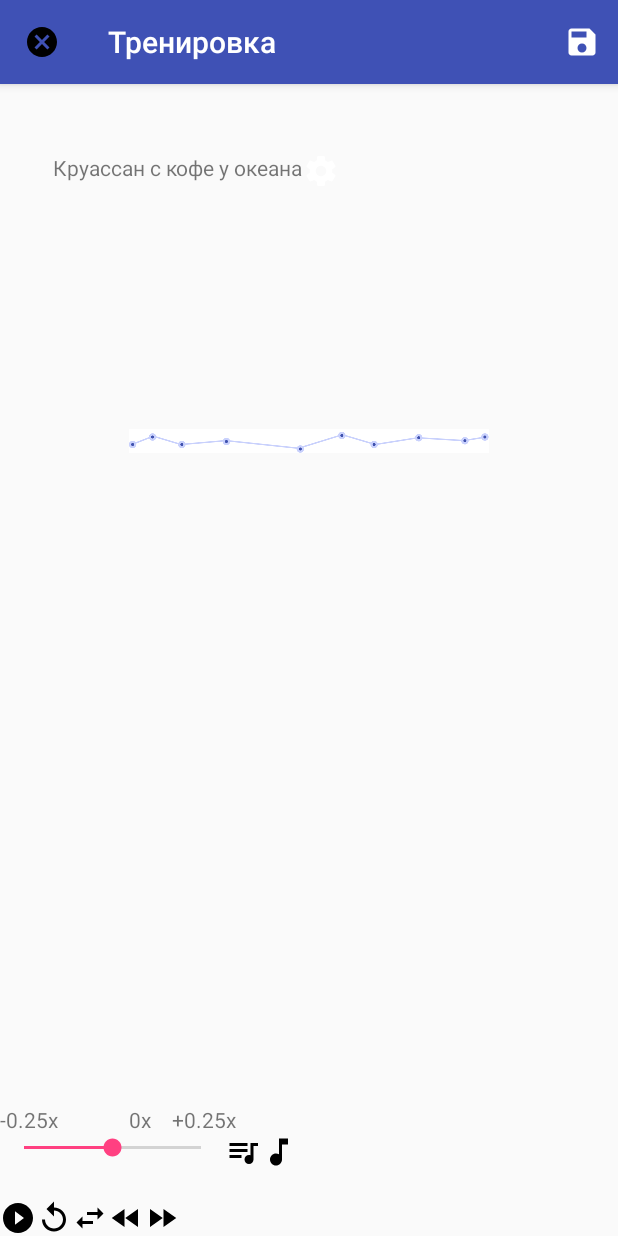
After one commit to mlipkovich/VocalWarmUp, an Android app: the PlayerActivity screen opened directly, with no data from a screen before it, on a phone screen of 412 x 824 dp. The commit adds this screen. Run offline under Robolectric (Android 15) with nearby library versions, the phone set to English and light mode, and no system bars.

Commit message:
VWU-35: Added draft for a player layout

```diff
--- a/app/src/main/AndroidManifest.xml
+++ b/app/src/main/AndroidManifest.xml
@@ -21,6 +21,7 @@
         <activity android:name=".ui.training.library.LibraryCategoryActivity" />
         <activity android:name=".ui.saved.SavedActivity" />
         <activity android:name=".ui.settings.SettingsActivity" />
+        <activity android:name=".ui.PlayerActivity" />
     </application>
 
 </manifest>
--- /dev/null
+++ b/app/src/main/java/com/berniac/vocalwarmup/ui/PlayerActivity.java
@@ -0,0 +1,71 @@
+package com.berniac.vocalwarmup.ui;
+
+import android.os.Bundle;
+import android.support.v7.app.ActionBar;
+import android.support.v7.app.AppCompatActivity;
+import android.view.Menu;
+import android.widget.SeekBar;
+import android.widget.TextView;
+
+import com.berniac.vocalwarmup.R;
+
+
+/**
+ * Created by Mikhail Lipkovich on 12/10/2017.
+ */
+public class PlayerActivity extends AppCompatActivity {
+
+    // TODO: Create appropriate presenter
+
+    // TODO: Remove this ...
+    private static final int SEEK_BAR_ZERO = 25;
+
+    @Override
+    protected void onCreate(Bundle savedInstanceState) {
+        super.onCreate(savedInstanceState);
+        setContentView(R.layout.activity_player);
+
+        ActionBar topBar = getSupportActionBar();
+        // TODO: Sonya: It seems for me that it's better to do all these things in XML using custom styles
+        // but I wasn't able to achieve it.
+        topBar.setTitle("Тренировка");
+        topBar.setDisplayHomeAsUpEnabled(true);
+        topBar.setHomeAsUpIndicator(R.drawable.ic_cancel_black_24px);
+
+        final TextView textView = (TextView) findViewById(R.id.current_tempo_text);
+
+        SeekBar seekBar = (SeekBar) findViewById(R.id.tempo_seek_bar);
+        seekBar.setOnSeekBarChangeListener(new SeekBar.OnSeekBarChangeListener() {
+
+            @Override
+            public void onProgressChanged(SeekBar seekBar, int progress, boolean fromUser) {
+                String sign = progress - SEEK_BAR_ZERO > 0 ? "+" : "-";
+                String text = sign + "0." + String.valueOf(Math.abs(progress - SEEK_BAR_ZERO)) + "x";
+                textView.setText(text);
+            }
+
+            @Override
+            public void onStartTrackingTouch(SeekBar seekBar) {
+
+            }
+
+            @Override
+            public void onStopTrackingTouch(SeekBar seekBar) {
+
+            }
+        });
+    }
+
+    @Override
+    public boolean onSupportNavigateUp() {
+        finish();
+        return true;
+    }
+
+    @Override
+    public boolean onCreateOptionsMenu(Menu menu) {
+        // TODO: Sonya: Isn't it overkill to use Menu here? Wasn't able to put regular button there
+        getMenuInflater().inflate(R.menu.player_top_bar, menu);
+        return super.onCreateOptionsMenu(menu);
+    }
+}
--- a/app/src/main/java/com/berniac/vocalwarmup/ui/training/presets/PresetsListAdapter.java
+++ b/app/src/main/java/com/berniac/vocalwarmup/ui/training/presets/PresetsListAdapter.java
@@ -1,6 +1,7 @@
 package com.berniac.vocalwarmup.ui.training.presets;
 
 import android.content.Context;
+import android.content.Intent;
 import android.support.v7.widget.RecyclerView;
 import android.view.LayoutInflater;
 import android.view.View;
@@ -9,6 +10,7 @@ import android.widget.ImageView;
 import android.widget.TextView;
 
 import com.berniac.vocalwarmup.R;
+import com.berniac.vocalwarmup.ui.PlayerActivity;
 import com.berniac.vocalwarmup.ui.ResourcesProvider;
 import com.berniac.vocalwarmup.ui.training.ItemRowView;
 
@@ -45,16 +47,33 @@ public class PresetsListAdapter extends RecyclerView.Adapter<PresetsListAdapter.
 
     public PresetsListAdapter(PresetsListPresenter presenter, Context context){
         this.presenter = presenter;
+        this.presenter.onAttach(this);
         this.context = context;
     }
 
     @Override
-    public ViewHolder onCreateViewHolder(ViewGroup parent, int viewType) {
+    public ViewHolder onCreateViewHolder(final ViewGroup parent, int viewType) {
         View itemView = LayoutInflater.from(parent.getContext())
                 .inflate(R.layout.item_draw, parent, false);
 
+        itemView.setOnClickListener(new View.OnClickListener() {
+            @Override
+            public void onClick(View v) {
+                RecyclerView list = (RecyclerView) parent;
+                int clickedItemPosition = list.getChildLayoutPosition(v);
+                presenter.onItemClicked(clickedItemPosition);
+            }
+        });
+
         return new ViewHolder(itemView);
     }
+
+    // TODO: Common interface for this and categories adapter with this method
+    public void switchToPlayer() {
+        Intent intent = new Intent(context, PlayerActivity.class);
+        context.startActivity(intent);
+    }
+
 
     @Override
     public void onBindViewHolder(ViewHolder holder, int position) {
--- a/app/src/main/java/com/berniac/vocalwarmup/ui/training/presets/PresetsListPresenter.java
+++ b/app/src/main/java/com/berniac/vocalwarmup/ui/training/presets/PresetsListPresenter.java
@@ -13,12 +13,17 @@ public class PresetsListPresenter {
 
     private IWarmUpRepository repository;
     private HierarchyItem[] draws;
+    private PresetsListAdapter view;
 
     public PresetsListPresenter(IWarmUpRepository repository) {
         this.repository = repository;
 
         // TODO: Separate JSON and method for getting presets
         this.draws = repository.getItemsByHierarchy(Arrays.asList(0, 0));
+    }
+
+    public void onAttach(PresetsListAdapter view) {
+        this.view = view;
     }
 
     public void onBindDrawAtPosition(ItemRowView rowView, int position) {
@@ -29,4 +34,9 @@ public class PresetsListPresenter {
     public int getDrawsCount() {
         return draws.length;
     }
+
+    public void onItemClicked(int clickedItemPosition) {
+        // TODO: Add methods parameters
+        view.switchToPlayer();
+    }
 }
--- /dev/null
+++ b/app/src/main/res/drawable-hdpi/ic_cancel_black_24px.xml
@@ -0,0 +1,11 @@
+<vector xmlns:android="http://schemas.android.com/apk/res/android"
+android:width="24dp"
+android:height="24dp"
+android:viewportWidth="24.0"
+android:viewportHeight="24.0">
+    <path
+    android:fillColor="#000000"
+    android:pathData="M12 2C6.47 2 2 6.47 2 12s4.47 10 10 10 10-4.47 10-10S17.53 2 12 2zm5 13.59L15.59 17 12 13.41 8.41 17 7 15.59 10.59 12 7 8.41 8.41 7 12 10.59 15.59 7 17 8.41 13.41 12 17 15.59z"/>
+    <path
+        android:pathData="M0 0h24v24H0z" />
+</vector>
--- /dev/null
+++ b/app/src/main/res/drawable/ic_fast_forward_black_24px.xml
@@ -0,0 +1,11 @@
+<vector xmlns:android="http://schemas.android.com/apk/res/android"
+    android:width="24dp"
+    android:height="24dp"
+    android:viewportWidth="24.0"
+    android:viewportHeight="24.0">
+    <path
+        android:pathData="M0 0h24v24H0z"/>
+    <path
+        android:fillColor="#000000"
+        android:pathData="M4 18l8.5-6L4 6v12zm9-12v12l8.5-6L13 6z"/>
+</vector>
--- /dev/null
+++ b/app/src/main/res/drawable/ic_fast_rewind_black_24px.xml
@@ -0,0 +1,11 @@
+<vector xmlns:android="http://schemas.android.com/apk/res/android"
+    android:width="24dp"
+    android:height="24dp"
+    android:viewportWidth="24.0"
+    android:viewportHeight="24.0">
+    <path
+        android:pathData="M0 0h24v24H0z"/>
+    <path
+        android:fillColor="#000000"
+        android:pathData="M11 18V6l-8.5 6 8.5 6zm.5-6l8.5 6V6l-8.5 6z"/>
+</vector>
--- /dev/null
+++ b/app/src/main/res/drawable/ic_music_note_black_24px.xml
@@ -0,0 +1,11 @@
+<vector xmlns:android="http://schemas.android.com/apk/res/android"
+    android:width="24dp"
+    android:height="24dp"
+    android:viewportWidth="24.0"
+    android:viewportHeight="24.0">
+    <path
+        android:pathData="M0 0h24v24H0z"/>
+    <path
+        android:fillColor="#000000"
+        android:pathData="M12 3v10.55c-.59-.34-1.27-.55-2-.55-2.21 0-4 1.79-4 4s1.79 4 4 4 4-1.79 4-4V7h4V3h-6z"/>
+</vector>
--- /dev/null
+++ b/app/src/main/res/drawable/ic_play_circle_filled_black_24px.xml
@@ -0,0 +1,11 @@
+<vector xmlns:android="http://schemas.android.com/apk/res/android"
+    android:width="24dp"
+    android:height="24dp"
+    android:viewportWidth="24.0"
+    android:viewportHeight="24.0">
+    <path
+        android:pathData="M0 0h24v24H0z"/>
+    <path
+        android:fillColor="#000000"
+        android:pathData="M12 2C6.48 2 2 6.48 2 12s4.48 10 10 10 10-4.48 10-10S17.52 2 12 2zm-2 14.5v-9l6 4.5-6 4.5z"/>
+</vector>
--- /dev/null
+++ b/app/src/main/res/drawable/ic_queue_music_black_24px.xml
@@ -0,0 +1,11 @@
+<vector xmlns:android="http://schemas.android.com/apk/res/android"
+    android:width="24dp"
+    android:height="24dp"
+    android:viewportWidth="24.0"
+    android:viewportHeight="24.0">
+    <path
+        android:pathData="M0 0h24v24H0z"/>
+    <path
+        android:fillColor="#000000"
+        android:pathData="M15 6H3v2h12V6zm0 4H3v2h12v-2zM3 16h8v-2H3v2zM17 6v8.18c-.31-.11-.65-.18-1-.18-1.66 0-3 1.34-3 3s1.34 3 3 3 3-1.34 3-3V8h3V6h-5z"/>
+</vector>
--- /dev/null
+++ b/app/src/main/res/drawable/ic_replay_black_24px.xml
@@ -0,0 +1,11 @@
+<vector xmlns:android="http://schemas.android.com/apk/res/android"
+    android:width="24dp"
+    android:height="24dp"
+    android:viewportWidth="24.0"
+    android:viewportHeight="24.0">
+    <path
+        android:pathData="M0 0h24v24H0z"/>
+    <path
+        android:fillColor="#000000"
+        android:pathData="M12 5V1L7 6l5 5V7c3.31 0 6 2.69 6 6s-2.69 6-6 6-6-2.69-6-6H4c0 4.42 3.58 8 8 8s8-3.58 8-8-3.58-8-8-8z"/>
+</vector>
--- /dev/null
+++ b/app/src/main/res/drawable/ic_swap_horiz_black_24px.xml
@@ -0,0 +1,11 @@
+<vector xmlns:android="http://schemas.android.com/apk/res/android"
+    android:width="24dp"
+    android:height="24dp"
+    android:viewportWidth="24.0"
+    android:viewportHeight="24.0">
+    <path
+        android:pathData="M0 0h24v24H0z"/>
+    <path
+        android:fillColor="#000000"
+        android:pathData="M6.99 11L3 15l3.99 4v-3H14v-2H6.99v-3zM21 9l-3.99-4v3H10v2h7.01v3L21 9z"/>
+</vector>
--- /dev/null
+++ b/app/src/main/res/layout/activity_player.xml
@@ -0,0 +1,153 @@
+<?xml version="1.0" encoding="utf-8"?>
+<RelativeLayout xmlns:android="http://schemas.android.com/apk/res/android"
+    xmlns:app="http://schemas.android.com/apk/res-auto"
+    xmlns:tools="http://schemas.android.com/tools"
+    android:layout_width="fill_parent"
+    android:layout_height="fill_parent"
+    android:orientation="vertical"
+    android:paddingTop="16dp"
+    android:paddingLeft="0dp"
+    android:paddingRight="0dp"
+    android:dividerPadding="0dp"
+    tools:context="com.berniac.vocalwarmup.ui.PlayerActivity">
+
+    <android.support.design.widget.AppBarLayout
+        android:id="@+id/appbar"
+        android:layout_width="match_parent"
+        android:layout_height="wrap_content"
+        android:theme="@style/PlayerTopBar"/>
+    <!-- TODO: Sonya: I tried to use this^ custom style but it was completely ignored. -->
+
+    <LinearLayout xmlns:android="http://schemas.android.com/apk/res/android"
+        android:layout_width="wrap_content"
+        android:layout_height="wrap_content"
+        android:orientation="horizontal"
+        android:id="@+id/layout_title"
+        android:layout_marginTop="30dp"
+        android:layout_marginLeft="35dp"
+        android:layout_marginStart="35dp"
+        android:layout_below="@+id/appbar"
+        android:layout_alignParentLeft="true"
+        android:layout_alignParentStart="true">
+
+        <TextView android:layout_width="wrap_content"
+            android:layout_height="wrap_content"
+            android:id="@+id/player_draw_title"
+            android:text="Круассан с кофе у океана"/>   <!-- TODO: let it be hardcoded so far -->
+        <ImageView
+            android:layout_width="wrap_content"
+            android:layout_height="wrap_content"
+            android:id="@+id/configure_player_image"
+            android:src="@drawable/ic_settings_black_24px"/>
+    </LinearLayout>
+
+    <ImageView
+        android:layout_width="wrap_content"
+        android:layout_height="wrap_content"
+        android:id="@+id/warm_up_visualization"
+        android:src="@drawable/pattern_visualisation"
+        android:layout_marginTop="160dp"
+        android:layout_below="@+id/layout_title"
+        android:layout_centerHorizontal="true" />
+
+
+    <TextView
+        android:id="@+id/lower_tempo_text"
+        android:layout_width="wrap_content"
+        android:layout_height="wrap_content"
+        android:text="-0.25x"
+        android:layout_above="@+id/layout_tempo"
+        android:layout_alignParentLeft="true"
+        android:layout_alignParentStart="true" />
+
+    <TextView
+        android:id="@+id/current_tempo_text"
+        android:layout_width="wrap_content"
+        android:layout_height="wrap_content"
+        android:text="0x"
+        android:layout_above="@+id/layout_tempo"
+        android:layout_alignLeft="@+id/warm_up_visualization"
+        android:layout_alignStart="@+id/warm_up_visualization" />
+
+    <TextView
+        android:id="@+id/upper_tempo_text"
+        android:layout_width="wrap_content"
+        android:layout_height="wrap_content"
+        android:text="+0.25x"
+        android:layout_marginLeft="14dp"
+        android:layout_marginStart="14dp"
+        android:layout_above="@+id/layout_tempo"
+        android:layout_toRightOf="@+id/current_tempo_text"
+        android:layout_toEndOf="@+id/current_tempo_text" />
+
+
+    <LinearLayout xmlns:android="http://schemas.android.com/apk/res/android"
+        android:layout_width="match_parent"
+        android:layout_height="wrap_content"
+        android:orientation="horizontal"
+        android:id="@+id/layout_tempo"
+        android:layout_above="@+id/layout_control"
+        android:layout_alignParentLeft="true"
+        android:layout_alignParentStart="true"
+        android:layout_marginBottom="20dp">
+
+        <SeekBar
+            android:id="@+id/tempo_seek_bar"
+            android:layout_width="150dp"
+            android:layout_height="wrap_content"
+            android:max="50"
+            android:progress="25"/>
+
+        <ImageView
+            android:layout_width="wrap_content"
+            android:layout_height="wrap_content"
+            android:id="@+id/melody_btn"
+            android:src="@drawable/ic_queue_music_black_24px"/>
+
+        <ImageView
+            android:layout_width="wrap_content"
+            android:layout_height="wrap_content"
+            android:id="@+id/harmony_btn"
+            android:src="@drawable/ic_music_note_black_24px"/>
+    </LinearLayout>
+
+    <LinearLayout xmlns:android="http://schemas.android.com/apk/res/android"
+        android:layout_width="match_parent"
+        android:layout_height="wrap_content"
+        android:orientation="horizontal"
+        android:id="@+id/layout_control"
+        android:layout_alignParentBottom="true"
+        android:layout_alignParentLeft="true"
+        android:layout_alignParentStart="true">
+
+        <ImageView
+            android:layout_width="wrap_content"
+            android:layout_height="wrap_content"
+            android:id="@+id/play_btn"
+            android:src="@drawable/ic_play_circle_filled_black_24px"/>
+
+        <ImageView
+            android:layout_width="wrap_content"
+            android:layout_height="wrap_content"
+            android:id="@+id/repeat_btn"
+            android:src="@drawable/ic_replay_black_24px"/>
+
+        <ImageView
+            android:layout_width="wrap_content"
+            android:layout_height="wrap_content"
+            android:id="@+id/change_direction_btn"
+            android:src="@drawable/ic_swap_horiz_black_24px"/>
+
+        <ImageView
+            android:layout_width="wrap_content"
+            android:layout_height="wrap_content"
+            android:id="@+id/next_step_btn"
+            android:src="@drawable/ic_fast_rewind_black_24px"/>
+
+        <ImageView
+            android:layout_width="wrap_content"
+            android:layout_height="wrap_content"
+            android:id="@+id/previous_step_btn"
+            android:src="@drawable/ic_fast_forward_black_24px"/>
+    </LinearLayout>
+</RelativeLayout >
--- /dev/null
+++ b/app/src/main/res/menu/player_top_bar.xml
@@ -0,0 +1,9 @@
+<?xml version="1.0" encoding="utf-8"?>
+<menu xmlns:android="http://schemas.android.com/apk/res/android"
+    xmlns:app="http://schemas.android.com/apk/res-auto">
+    <item
+        android:id="@+id/btn_save"
+        android:title=""
+        app:showAsAction="always"
+        android:icon="@drawable/ic_save_black_24px"/>
+</menu>
--- a/app/src/main/res/values/styles.xml
+++ b/app/src/main/res/values/styles.xml
@@ -13,13 +13,22 @@
         <item name="windowNoTitle">true</item>
     </style>
 
+    <style name="PlayerTopBar" parent="ThemeOverlay.AppCompat.Dark.ActionBar">
+        <item name="android:homeAsUpIndicator">@drawable/ic_cancel_black_24px</item>
+        <item name="colorPrimary">@color/colorWhite</item>
+        <item name="colorPrimaryDark">@color/colorWhite</item>
+        <item name="android:color">@color/colorWhite</item>
+        <item name="colorControlNormal">@color/colorWhite</item>
+        <item name="android:textColor">@color/colorWhite</item>
+
+    </style>
+
     <style name="CardText">
         <!--<item name="android:textAlignment">textStart</item>-->
         <item name="android:gravity">start</item>
         <item name="android:color">@color/colorText</item>
         <item name="android:textSize">@dimen/card_font_size</item>
     </style>
-
 
     <style name="CategoryText">
         <!--<item name="android:textAlignment">textStart</item>-->
```
